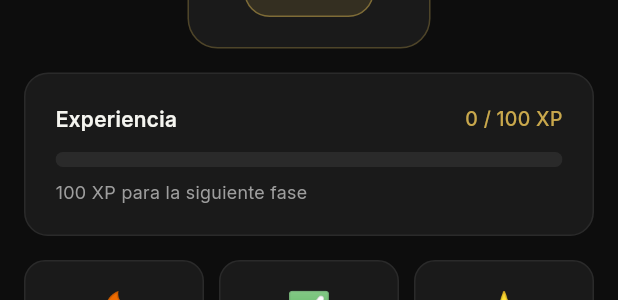
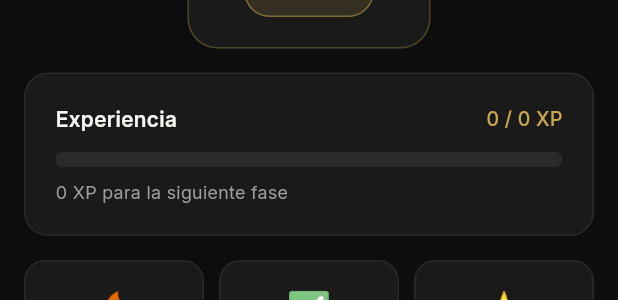
Before and after one commit to heroimfath3r/Kintsugi, a Flutter app: the ProgresoTab widget shown alone on an empty page, opened directly with empty values, on a phone screen of 412 x 824 dp. Shown: the part 331-631 px from the top of the screen. Run offline on Flutter 3.47's test engine with Material 3 defaults, Android fonts, the phone set to English and light mode, and no system bars; our stand-ins replace connectivity_plus, dio, equatable, firebase_auth, firebase_core, flutter_bloc and 3 more; accounts and stored records are empty; network calls fail.

Commit message:
fix(ui): muestra XP dentro de la fase actual en barra de progreso
Reemplaza el calculo legacy (xp / xpSiguienteFase) por los campos
calculados en backend (xpEnFaseActual, xpRangoFase, xpParaSiguienteFase).
Usa esFaseMaxima en lugar de "fase < 3" para no hardcodear el numero
total de fases en la UI.

Resuelve el bug visible: barra mostraba "150/100 XP" y "-50 XP para
siguiente fase" en lugar del avance dentro de la fase actual.

```diff
--- a/kintsugi_app/lib/presentation/screens/home/tabs/progreso_tab.dart
+++ b/kintsugi_app/lib/presentation/screens/home/tabs/progreso_tab.dart
@@ -202,8 +202,7 @@ class _ProgresoTabState extends State<ProgresoTab> {
     );
   }
 
-  // ── Barra de XP ──────────────────────────────────────────────────────
-
+// -- Barra de XP --------------------------------------------------
   Widget _buildXpCard(ProgresoModel progreso) {
     return Container(
       decoration: BoxDecoration(
@@ -222,11 +221,16 @@ class _ProgresoTabState extends State<ProgresoTab> {
                 fontFamily: 'Inter', fontSize: 14,
                 fontWeight: FontWeight.w600, color: AppColors.textPrimary,
               )),
-              Text('${progreso.xp} / ${progreso.xpSiguienteFase} XP',
+              // Modelo A: muestra XP DENTRO de la fase actual, no XP total.
+              Text(
+                progreso.esFaseMaxima
+                    ? '${progreso.xp} XP'
+                    : '${progreso.xpEnFaseActual} / ${progreso.xpRangoFase ?? 0} XP',
                 style: const TextStyle(
                   fontFamily: 'Inter', fontSize: 13,
                   fontWeight: FontWeight.w500, color: AppColors.accentPrimary,
-                )),
+                ),
+              ),
             ],
           ),
           const SizedBox(height: 12),
@@ -241,9 +245,9 @@ class _ProgresoTabState extends State<ProgresoTab> {
           ),
           const SizedBox(height: 8),
           Text(
-            progreso.fase < 3
-                ? '${progreso.xpSiguienteFase - progreso.xp} XP para la siguiente fase'
-                : '¡Has alcanzado la fase máxima!',
+            progreso.esFaseMaxima
+                ? '¡Has alcanzado la fase máxima!'
+                : '${progreso.xpParaSiguienteFase ?? 0} XP para la siguiente fase',
             style: const TextStyle(fontFamily: 'Inter', fontSize: 12, color: AppColors.textSecondary),
           ),
         ],
```
